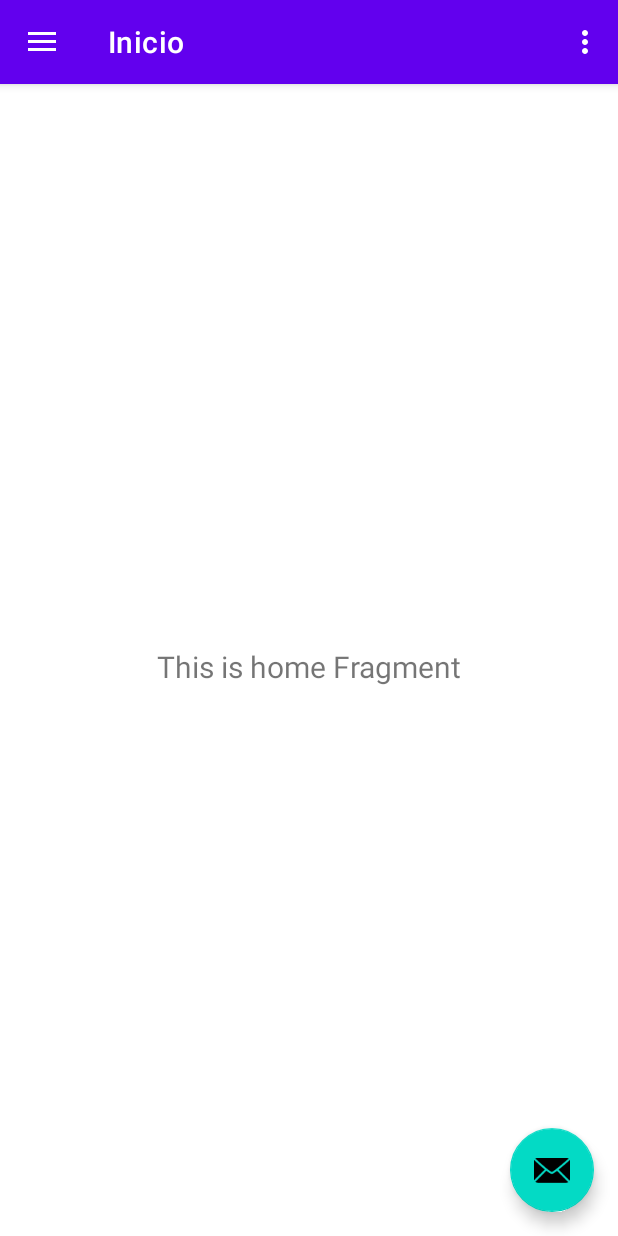
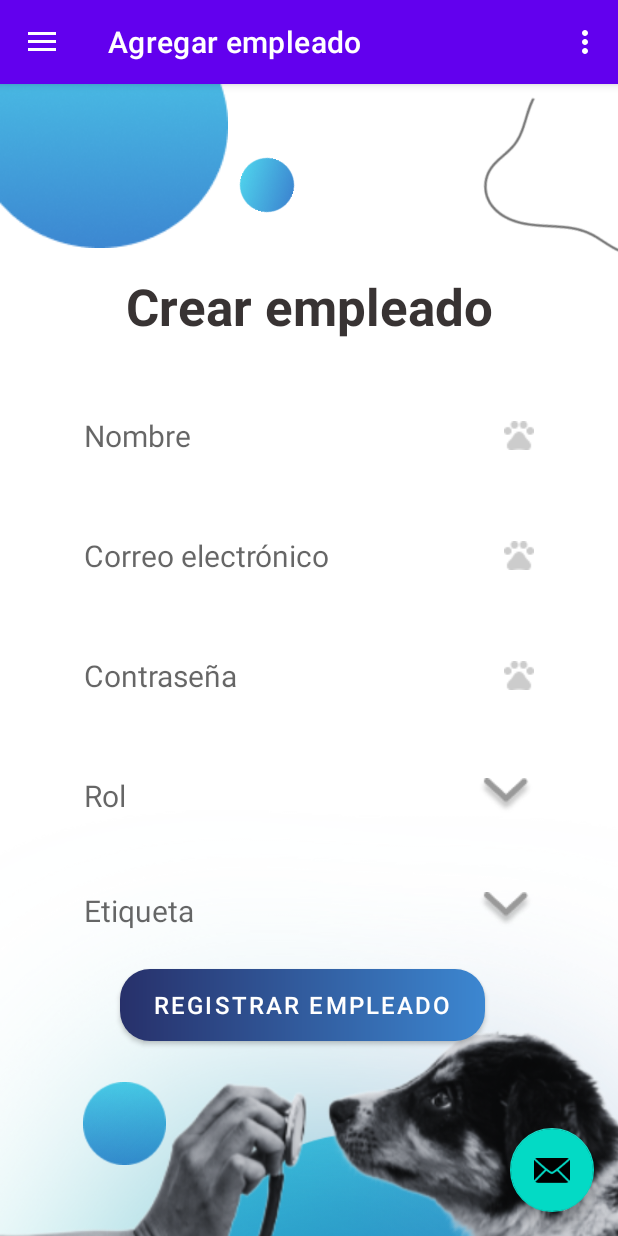
Before and after one commit to jincld/Onepet-App, an Android app: the MainActivity screen opened directly, with no data from a screen before it, on a phone screen of 412 x 824 dp. Run offline under Robolectric (Android 15) with nearby library versions, the phone set to English and light mode, and no system bars; our stand-ins replace navigation-ui; Roboto replaces fonts that are not available here.

Commit message:
Disenno agregar empleado

```diff
--- a/app/build.gradle.kts
+++ b/app/build.gradle.kts
@@ -53,4 +53,8 @@ dependencies {
     testImplementation(libs.junit)
     androidTestImplementation(libs.androidx.junit)
     androidTestImplementation(libs.androidx.espresso.core)
+
+
+    //Material Design
+    implementation("com.google.android.material:material:1.2.0-aplha03")
 }
--- a/app/src/main/java/jonathan/orellana/onepetapp/agregarempleadodv.kt
+++ b/app/src/main/java/jonathan/orellana/onepetapp/agregarempleadodv.kt
@@ -5,6 +5,7 @@ import androidx.fragment.app.Fragment
 import android.view.LayoutInflater
 import android.view.View
 import android.view.ViewGroup
+import androidx.navigation.Navigation.findNavController
 
 // TODO: Rename parameter arguments, choose names that match
 // the fragment initialization parameters, e.g. ARG_ITEM_NUMBER
--- /dev/null
+++ b/app/src/main/res/drawable/bottomempleado.xml
@@ -0,0 +1,11 @@
+<?xml version="1.0" encoding="utf-8"?>
+<shape xmlns:android="http://schemas.android.com/apk/res/android">
+
+    <gradient
+        android:startColor="#27306A"
+        android:endColor="#3C87D1"
+        android:angle="0"/>
+    <corners
+        android:radius="20dp"/>
+
+</shape>
--- a/app/src/main/res/layout/activity_iniciarsesion.xml
+++ b/app/src/main/res/layout/activity_iniciarsesion.xml
@@ -5,6 +5,4 @@
     android:id="@+id/main"
     android:layout_width="match_parent"
     android:layout_height="match_parent"
-    tools:context=".iniciarsesion">
-
-</androidx.constraintlayout.widget.ConstraintLayout>
+    tools:context=".iniciarsesion"/>
--- a/app/src/main/res/layout/fragment_agregarempleadodv.xml
+++ b/app/src/main/res/layout/fragment_agregarempleadodv.xml
@@ -3,12 +3,156 @@
     xmlns:tools="http://schemas.android.com/tools"
     android:layout_width="match_parent"
     android:layout_height="match_parent"
+    xmlns:app="http://schemas.android.com/apk/res-auto"
     tools:context=".agregarempleadodv">
 
-    <!-- TODO: Update blank fragment layout -->
+    <ImageView
+        android:id="@+id/imgempleados"
+        android:layout_width="wrap_content"
+        android:layout_height="wrap_content"
+        android:src="@drawable/mediocirculoempleado" />
+
+    <ImageView
+        android:id="@+id/imageView27"
+        android:layout_width="220dp"
+        android:layout_height="174dp"
+        android:layout_marginLeft="130dp"
+        android:layout_marginTop="700dp"
+        android:src="@drawable/mediocirculoempleadosdos" />
+
+    <ImageView
+        android:id="@+id/imageView30"
+        android:layout_width="55dp"
+        android:layout_height="55dp"
+        android:layout_marginLeft="55dp"
+        android:layout_marginTop="665dp"
+        android:src="@drawable/circuloempleados" />
+
+    <ImageView
+        android:id="@+id/imageView31"
+        android:layout_width="431dp"
+        android:layout_height="478dp"
+        android:layout_marginTop="390dp"
+        android:src="@drawable/degcelesteinf" />
+
+    <ImageView
+        android:id="@+id/imageView32"
+        android:layout_width="36dp"
+        android:layout_height="44dp"
+        android:layout_marginLeft="160dp"
+        android:layout_marginTop="45dp"
+        android:rotation="-72"
+        android:src="@drawable/circuloempleados" />
+
+    <ImageView
+        android:id="@+id/imageView33"
+        android:layout_width="439dp"
+        android:layout_height="331dp"
+        android:layout_marginTop="590dp"
+        android:layout_marginRight="80dp"
+        android:src="@drawable/imgperroempleados" />
+
+    <ImageView
+        android:id="@+id/imageView34"
+        android:layout_width="344dp"
+        android:layout_height="144dp"
+        android:layout_marginLeft="200dp"
+        android:layout_marginTop="1dp"
+        android:rotation="-8"
+        android:src="@drawable/figuraempleados" />
+
     <TextView
+        android:id="@+id/textView5"
+        android:layout_width="262dp"
+        android:layout_height="66dp"
+        android:layout_marginLeft="75dp"
+        android:layout_marginTop="125dp"
+        android:text="Crear empleado"
+        android:textAlignment="center"
+        android:textColor="#383333"
+        android:textSize="34sp"
+        android:textStyle="bold" />
+
+    <com.google.android.material.textfield.TextInputEditText
+        android:id="@+id/editText"
+        style="@style/Widget.MaterialComponents.TextInputLayout.OutlinedBox"
         android:layout_width="match_parent"
-        android:layout_height="match_parent"
-        android:text="@string/hello_blank_fragment" />
+        android:layout_height="69dp"
+        android:layout_marginLeft="40dp"
+        android:layout_marginTop="200dp"
+        android:layout_marginRight="40dp"
+        android:drawableRight="@drawable/vectorpet"
+        android:hint="Nombre"
+        android:textSize="20sp"
+        app:boxBackgroundMode="outline"
+        tools:ignore="MissingClass" />
+
+
+    <com.google.android.material.textfield.TextInputEditText
+        android:id="@+id/editText2"
+        style="@style/Widget.MaterialComponents.TextInputLayout.OutlinedBox"
+        android:layout_width="match_parent"
+        android:layout_height="69dp"
+        android:layout_marginLeft="40dp"
+        android:layout_marginTop="280dp"
+        android:layout_marginRight="40dp"
+        android:drawableRight="@drawable/vectorpet"
+        android:hint="Correo electrónico"
+        android:textSize="20sp"
+        app:boxBackgroundMode="outline"
+        tools:ignore="MissingClass" />
+
+    <com.google.android.material.textfield.TextInputEditText
+        android:id="@+id/editText3"
+        style="@style/Widget.MaterialComponents.TextInputLayout.OutlinedBox"
+        android:layout_width="match_parent"
+        android:layout_height="69dp"
+        android:layout_marginLeft="40dp"
+        android:layout_marginTop="360dp"
+        android:layout_marginRight="40dp"
+        android:drawableRight="@drawable/vectorpet"
+        android:hint="Contraseña"
+        android:textSize="20sp"
+        app:boxBackgroundMode="outline"
+        tools:ignore="MissingClass" />
+
+    <com.google.android.material.textfield.TextInputEditText
+        android:id="@+id/editText4"
+        style="@style/Widget.MaterialComponents.TextInputLayout.OutlinedBox"
+        android:layout_width="match_parent"
+        android:layout_height="69dp"
+        android:layout_marginLeft="40dp"
+        android:layout_marginTop="440dp"
+        android:layout_marginRight="40dp"
+        android:drawableRight="@drawable/vectorspinner"
+        android:hint="Rol"
+        android:textSize="20sp"
+        app:boxBackgroundMode="outline"
+        tools:ignore="MissingClass" />
+
+    <com.google.android.material.textfield.TextInputEditText
+        android:id="@+id/editText5"
+        style="@style/Widget.MaterialComponents.TextInputLayout.OutlinedBox"
+        android:layout_width="match_parent"
+        android:layout_height="wrap_content"
+        android:layout_marginLeft="40dp"
+        android:layout_marginTop="520dp"
+        android:layout_marginRight="40dp"
+        android:drawableRight="@drawable/vectorspinner"
+        android:hint="Etiqueta"
+        android:textSize="20sp"
+        app:boxBackgroundMode="outline"
+        tools:ignore="MissingClass" />
+
+    <Button
+        android:layout_width="243dp"
+        android:layout_height="48dp"
+        android:layout_marginLeft="80dp"
+        android:layout_marginTop="590dp"
+        android:background="@drawable/bottomempleado"
+        android:text="Registrar empleado"
+        android:textAlignment="center"
+        android:textSize="16sp"
+        app:backgroundTint="@null" />
 
 </FrameLayout>
--- a/app/src/main/res/layout/fragment_misempleadosdv.xml
+++ b/app/src/main/res/layout/fragment_misempleadosdv.xml
@@ -1,14 +1,7 @@
 <?xml version="1.0" encoding="utf-8"?>
 <FrameLayout xmlns:android="http://schemas.android.com/apk/res/android"
+    xmlns:app="http://schemas.android.com/apk/res-auto"
     xmlns:tools="http://schemas.android.com/tools"
     android:layout_width="match_parent"
     android:layout_height="match_parent"
-    tools:context=".misempleadosdv">
-
-    <!-- TODO: Update blank fragment layout -->
-    <TextView
-        android:layout_width="match_parent"
-        android:layout_height="match_parent"
-        android:text="@string/hello_blank_fragment" />
-
-</FrameLayout>
+    tools:context=".misempleadosdv"/>
--- a/app/src/main/res/navigation/mobile_navigation.xml
+++ b/app/src/main/res/navigation/mobile_navigation.xml
@@ -3,7 +3,9 @@
     xmlns:app="http://schemas.android.com/apk/res-auto"
     xmlns:tools="http://schemas.android.com/tools"
     android:id="@+id/mobile_navigation"
-    app:startDestination="@+id/nav_homeDV">
+    app:startDestination="@id/agregarempleadodv"
+    tools:ignore="ExtraText">
+
 
     <fragment
         android:id="@+id/nav_homeDV"
@@ -14,7 +16,11 @@
         android:id="@+id/agregarempleadodv"
         android:name="jonathan.orellana.onepetapp.agregarempleadodv"
         android:label="Agregar empleado"
-        tools:layout="@layout/fragment_agregarempleadodv" />
+        tools:layout="@layout/fragment_agregarempleadodv"
+
+        />
+
+
     <fragment
         android:id="@+id/misempleadosdv"
         android:name="jonathan.orellana.onepetapp.misempleadosdv"
@@ -81,4 +87,10 @@
         android:label="Ajustes"
         tools:layout="@layout/fragment_ajustesdv" />
 
+
+
+
+
+
+
 </navigation>
--- /dev/null
+++ b/app/src/main/res/values/estilotext.xml
@@ -0,0 +1,7 @@
+<?xml version="1.0" encoding="utf-8"?>
+<resources>
+    <style name="AppTheme" parent="Theme.MaterialComponents.Light.DarkActionBar">
+
+    </style>
+
+</resources>
--- /dev/null
+++ b/app/src/main/res/values/ids.xml
@@ -0,0 +1,4 @@
+<?xml version="1.0" encoding="utf-8"?>
+<resources>
+    <item name="agregarempleadosdv" type="id" />
+</resources>
```
Also changed, not shown: app/src/main/java/jonathan/orellana/onepetapp/MainActivity.kt (+11 -1 lines), app/src/main/res/drawable/circuloempleados.png (added), app/src/main/res/drawable/degraempleado.png (added), app/src/main/res/drawable/figuraempleados.png (added), app/src/main/res/drawable/imgperroempleados.png (added), app/src/main/res/drawable/mediocirculoempleado.png (added), app/src/main/res/drawable/mediocirculoempleadosdos.png (added), app/src/main/res/drawable/vectorpet.png (added), app/src/main/res/drawable/vectorspinner.png (added).
